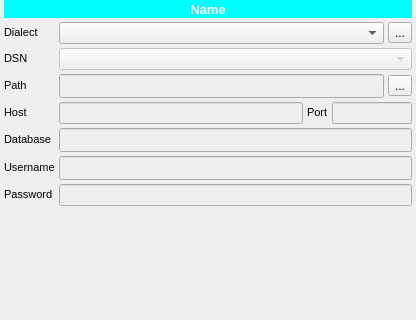
Old version of the form spinetoolbox/ui/subwindow_data_store.ui in the repository spine-tools/Spine-Toolbox; both pictures show x 0 to 416 and y 0 to 320 of the 416 by 458 pixel window.
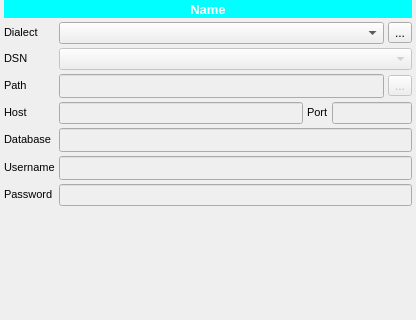
New version of the form. Icons and pictures are not drawn.

Commit message: Issue #160 fixed: don't finish tool execution when receiving 'execution_reply', if execution_count is zero (it's just kernel initialization)

What changed in the file:
```diff
--- a/spinetoolbox/ui/subwindow_data_store.ui
+++ b/spinetoolbox/ui/subwindow_data_store.ui
@@ -367,6 +367,9 @@
          </item>
          <item>
           <widget class="QToolButton" name="toolButton_browse">
+           <property name="enabled">
+            <bool>false</bool>
+           </property>
            <property name="text">
             <string>...</string>
            </property>
```
The commit also changes 2 other files.
